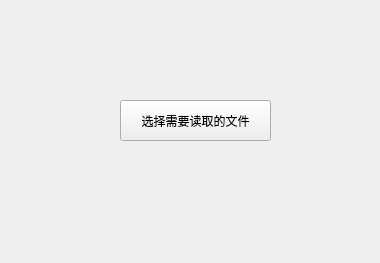
xinjiempolde/TeaPlan, file fileinput.ui: the form before one commit.
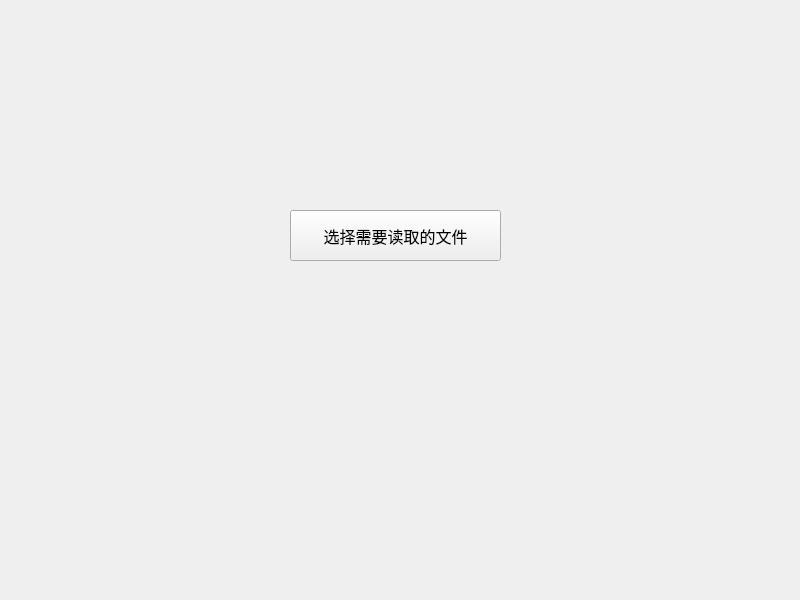
The form after the commit.

```diff
--- a/fileinput.ui
+++ b/fileinput.ui
@@ -6,20 +6,25 @@
    <rect>
     <x>0</x>
     <y>0</y>
-    <width>380</width>
-    <height>263</height>
+    <width>800</width>
+    <height>600</height>
    </rect>
   </property>
+  <property name="font">
+   <font>
+    <pointsize>12</pointsize>
+   </font>
+  </property>
   <property name="windowTitle">
    <string>Form</string>
   </property>
   <widget class="QPushButton" name="pushButton">
    <property name="geometry">
     <rect>
-     <x>120</x>
-     <y>100</y>
-     <width>151</width>
-     <height>41</height>
+     <x>290</x>
+     <y>210</y>
+     <width>211</width>
+     <height>51</height>
     </rect>
    </property>
    <property name="text">
```
